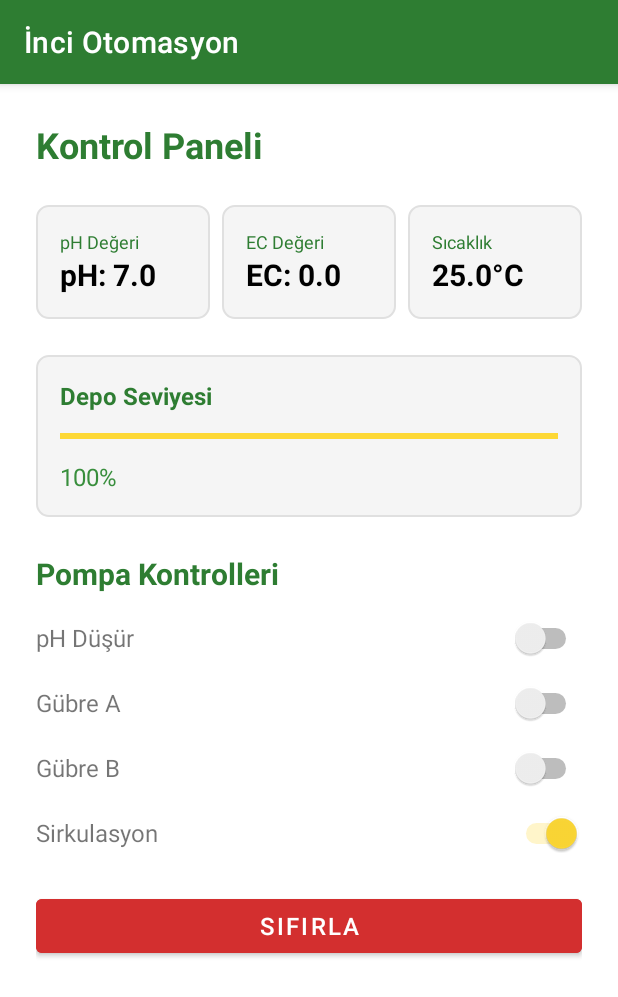
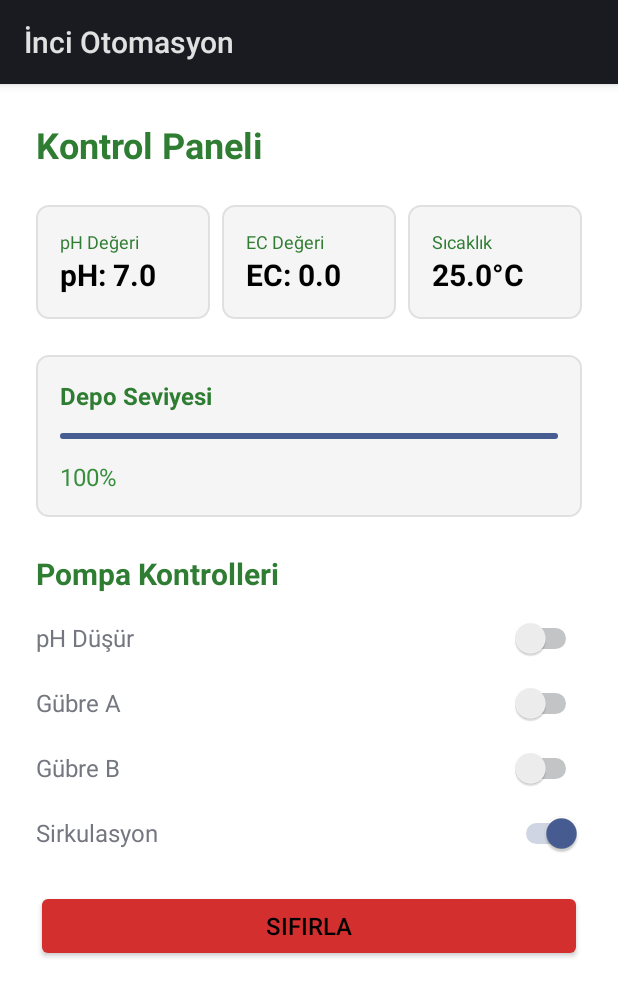
Before and after one commit to clkfatih1453-cpu/marul-otomasyon-apk, an Android app: the screen it shows after launch (ControlActivity), after a tap on "KONTROL PANELI", on a phone screen of 412 x 824 dp. Shown: the top 997 px of the screen. Run offline under Robolectric (Android 15) with nearby library versions, the phone set to English and light mode, and no system bars.

Commit message:
refactor app for sdk-only apk packaging

```diff
--- a/app/src/main/java/com/marul/otomasyon/manager/BlynkManager.kt
+++ b/app/src/main/java/com/marul/otomasyon/manager/BlynkManager.kt
@@ -1,7 +1,5 @@
 package com.marul.otomasyon.manager
 
-import com.blynk.blynkserver.core.BlockingIOProcessor
-import com.blynk.blynkserver.transport.ClientTransport
 import kotlinx.coroutines.flow.MutableStateFlow
 import kotlinx.coroutines.flow.StateFlow
 
--- a/app/src/main/java/com/marul/otomasyon/ui/ControlActivity.kt
+++ b/app/src/main/java/com/marul/otomasyon/ui/ControlActivity.kt
@@ -1,21 +1,24 @@
 package com.marul.otomasyon.ui
 
+import android.app.Activity
 import android.os.Bundle
 import android.widget.Button
 import android.widget.ProgressBar
 import android.widget.Switch
 import android.widget.TextView
 import android.widget.Toast
-import androidx.appcompat.app.AppCompatActivity
-import androidx.lifecycle.lifecycleScope
 import com.marul.otomasyon.R
 import com.marul.otomasyon.manager.BlynkManager
 import com.marul.otomasyon.manager.SensorDataManager
 import com.marul.otomasyon.manager.SettingsManager
+import kotlinx.coroutines.CoroutineScope
+import kotlinx.coroutines.Dispatchers
+import kotlinx.coroutines.SupervisorJob
+import kotlinx.coroutines.cancel
 import kotlinx.coroutines.flow.collect
 import kotlinx.coroutines.launch
 
-class ControlActivity : AppCompatActivity() {
+class ControlActivity : Activity() {
     private lateinit var sensorDataManager: SensorDataManager
     private lateinit var blynkManager: BlynkManager
     private lateinit var settingsManager: SettingsManager
@@ -30,6 +33,7 @@ class ControlActivity : AppCompatActivity() {
     private lateinit var switchFertilizerA: Switch
     private lateinit var switchFertilizerB: Switch
     private lateinit var switchCirculation: Switch
+    private val activityScope = CoroutineScope(SupervisorJob() + Dispatchers.Default)
 
     override fun onCreate(savedInstanceState: Bundle?) {
         super.onCreate(savedInstanceState)
@@ -81,8 +85,9 @@ class ControlActivity : AppCompatActivity() {
     }
 
     private fun setupObservers() {
-        lifecycleScope.launch {
+        activityScope.launch {
             sensorDataManager.sensorData.collect { data ->
+                runOnUiThread {
                     txtPhValue.text = "pH: ${String.format("%.1f", data.ph)}"
                     txtEcValue.text = "EC: ${String.format("%.1f", data.ec)}"
                     txtTempValue.text = "${String.format("%.1f", data.temperature)}°C"
@@ -90,13 +95,16 @@ class ControlActivity : AppCompatActivity() {
                     progressTank.progress = data.tankLevel
                 }
             }
+        }
 
-        lifecycleScope.launch {
+        activityScope.launch {
             sensorDataManager.pumpStatus.collect { status ->
+                runOnUiThread {
                     switchPhDown.isChecked = status.phDownRunning
                     switchFertilizerA.isChecked = status.fertilizerARunning
                     switchFertilizerB.isChecked = status.fertilizerBRunning
                     switchCirculation.isChecked = status.circulationRunning
+                }
             }
         }
     }
@@ -133,6 +141,7 @@ class ControlActivity : AppCompatActivity() {
 
     override fun onDestroy() {
         super.onDestroy()
+        activityScope.cancel()
         blynkManager.disconnect()
     }
 }
--- a/app/src/main/java/com/marul/otomasyon/ui/MainActivity.kt
+++ b/app/src/main/java/com/marul/otomasyon/ui/MainActivity.kt
@@ -1,27 +1,22 @@
 package com.marul.otomasyon.ui
 
 import android.Manifest
+import android.app.Activity
 import android.content.Intent
+import android.content.pm.PackageManager
 import android.os.Build
 import android.os.Bundle
 import android.widget.Button
 import android.widget.TextView
-import androidx.activity.result.contract.ActivityResultContracts
-import androidx.appcompat.app.AppCompatActivity
 import com.marul.otomasyon.R
 import com.marul.otomasyon.manager.SettingsManager
 
-class MainActivity : AppCompatActivity() {
+class MainActivity : Activity() {
     private lateinit var settingsManager: SettingsManager
     private lateinit var statusText: TextView
 
-    private val permissionLauncher = registerForActivityResult(
-        ActivityResultContracts.RequestMultiplePermissions()
-    ) { permissions ->
-        val allGranted = permissions.values.all { it }
-        if (allGranted) {
-            navigateToSetup()
-        }
+    companion object {
+        private const val REQUEST_PERMISSIONS = 1001
     }
 
     override fun onCreate(savedInstanceState: Bundle?) {
@@ -78,12 +73,22 @@ class MainActivity : AppCompatActivity() {
         }
 
         val needsRequest = permissions.any {
-            android.content.pm.PackageManager.PERMISSION_DENIED ==
-            androidx.core.content.ContextCompat.checkSelfPermission(this, it)
+            PackageManager.PERMISSION_DENIED == checkSelfPermission(it)
         }
 
         if (needsRequest) {
-            permissionLauncher.launch(permissions.toTypedArray())
+            requestPermissions(permissions.toTypedArray(), REQUEST_PERMISSIONS)
+        }
+    }
+
+    override fun onRequestPermissionsResult(
+        requestCode: Int,
+        permissions: Array<out String>,
+        grantResults: IntArray
+    ) {
+        super.onRequestPermissionsResult(requestCode, permissions, grantResults)
+        if (requestCode == REQUEST_PERMISSIONS && grantResults.isNotEmpty() && grantResults.all { it == PackageManager.PERMISSION_GRANTED }) {
+            navigateToSetup()
         }
     }
 
--- a/app/src/main/java/com/marul/otomasyon/ui/SettingsActivity.kt
+++ b/app/src/main/java/com/marul/otomasyon/ui/SettingsActivity.kt
@@ -1,15 +1,15 @@
 package com.marul.otomasyon.ui
 
+import android.app.Activity
 import android.os.Bundle
 import android.widget.Button
 import android.widget.EditText
 import android.widget.Toast
-import androidx.appcompat.app.AppCompatActivity
 import com.marul.otomasyon.R
 import com.marul.otomasyon.manager.SettingsManager
 import com.marul.otomasyon.util.Constants
 
-class SettingsActivity : AppCompatActivity() {
+class SettingsActivity : Activity() {
     private lateinit var settingsManager: SettingsManager
     private lateinit var edtPhMax: EditText
     private lateinit var edtPhMin: EditText
--- a/app/src/main/res/values/themes.xml
+++ b/app/src/main/res/values/themes.xml
@@ -1,13 +1,7 @@
 <?xml version="1.0" encoding="utf-8"?>
 <resources>
-    <style name="Theme.MarulOtomasyon" parent="Theme.MaterialComponents.DayNight.DarkActionBar">
-        <item name="colorPrimary">@color/primary</item>
-        <item name="colorPrimaryVariant">@color/primary_dark</item>
-        <item name="colorSecondary">@color/accent</item>
-        <item name="colorSecondaryVariant">@color/accent</item>
-        <item name="colorError">@color/error</item>
+    <style name="Theme.MarulOtomasyon" parent="@android:style/Theme.DeviceDefault.Light.DarkActionBar">
         <item name="colorBackground">@color/white</item>
-        <item name="colorSurface">@color/white</item>
         <item name="android:textColorPrimary">@color/black</item>
         <item name="android:textColorSecondary">@android:color/darker_gray</item>
     </style>
--- /dev/null
+++ b/app/src/main/res/xml/backup_schemes.xml
@@ -0,0 +1,4 @@
+<?xml version="1.0" encoding="utf-8"?>
+<full-backup-content>
+    <exclude domain="sharedpref" path="marul_prefs.xml" />
+</full-backup-content>
```
Also changed, not shown: app/src/main/java/com/marul/otomasyon/ui/SetupActivity.kt (+5 -7 lines), app/src/main/res/xml/data_extraction_rules.xml (added, +9 -0 lines), 1 other file. Lines whose indentation alone changed are shown as unchanged.
